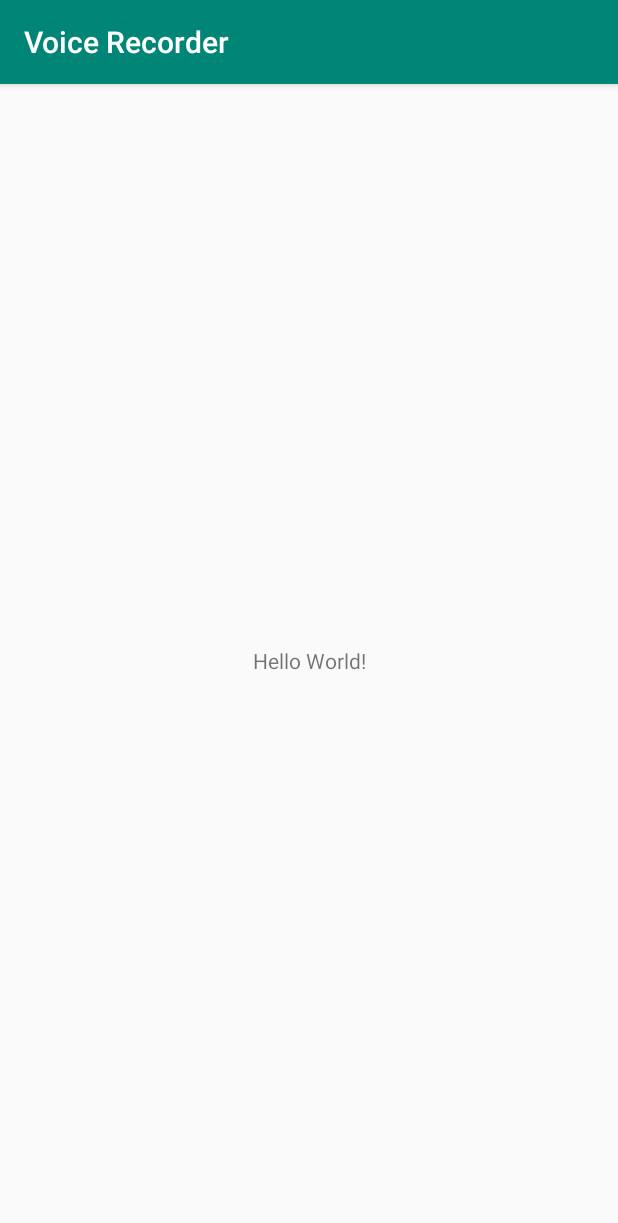
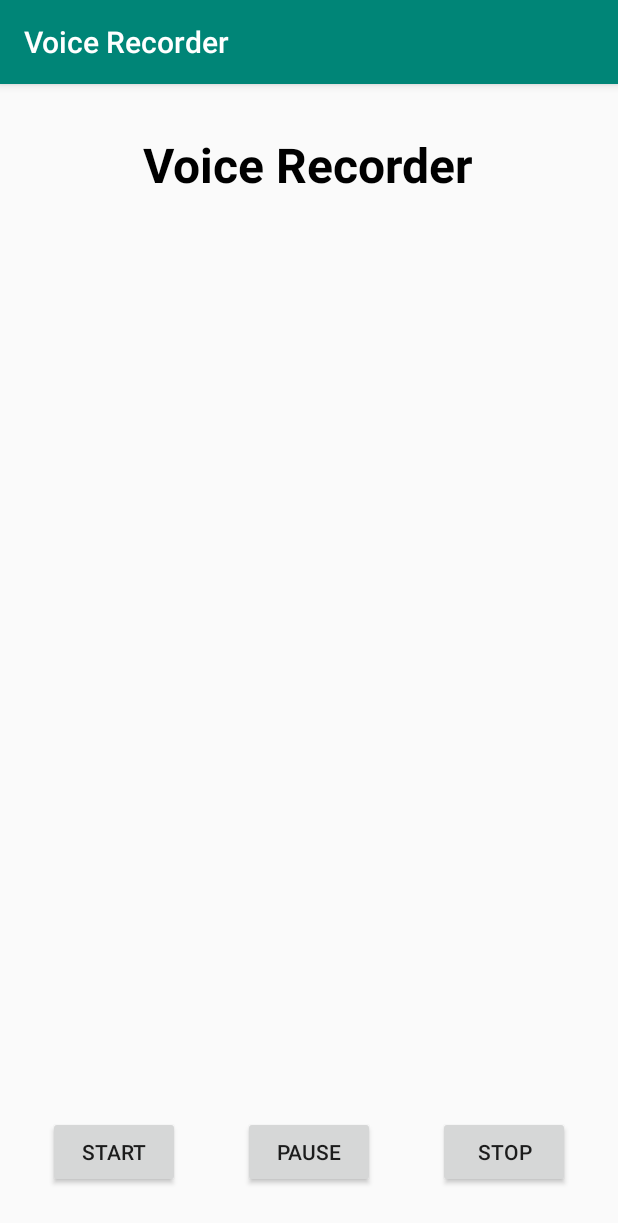
Before and after one commit to ajianaz/VoiceRecorder, an Android app: the screen it shows after launch (MainActivity), on a phone screen of 412 x 824 dp. Shown: the top 1223 px of the screen. Run offline under Robolectric (Android 15) with nearby library versions, the phone set to English and light mode, and no system bars.

Commit message:
[Update] Fix Recording (Tested in Android Lolipop)

```diff
--- a/app/src/main/AndroidManifest.xml
+++ b/app/src/main/AndroidManifest.xml
@@ -1,6 +1,9 @@
 <?xml version="1.0" encoding="utf-8"?>
 <manifest xmlns:android="http://schemas.android.com/apk/res/android"
           package="com.ajianaz.voicerecorder">
+
+    <uses-permission android:name="android.permission.RECORD_AUDIO"/>
+    <uses-permission android:name="android.permission.WRITE_EXTERNAL_STORAGE"/>
 
     <application
             android:allowBackup="true"
--- a/app/src/main/res/layout/activity_main.xml
+++ b/app/src/main/res/layout/activity_main.xml
@@ -1,19 +1,48 @@
 <?xml version="1.0" encoding="utf-8"?>
-<android.support.constraint.ConstraintLayout
+<RelativeLayout
         xmlns:android="http://schemas.android.com/apk/res/android"
         xmlns:tools="http://schemas.android.com/tools"
-        xmlns:app="http://schemas.android.com/apk/res-auto"
-        android:layout_width="match_parent"
-        android:layout_height="match_parent"
+        android:layout_width="match_parent" android:layout_height="match_parent"
         tools:context=".MainActivity">
 
     <TextView
+            android:id="@+id/textview_sound_recorder_heading"
             android:layout_width="wrap_content"
             android:layout_height="wrap_content"
-            android:text="Hello World!"
-            app:layout_constraintBottom_toBottomOf="parent"
-            app:layout_constraintLeft_toLeftOf="parent"
-            app:layout_constraintRight_toRightOf="parent"
-            app:layout_constraintTop_toTopOf="parent"/>
+            android:text="@string/app_name"
+            android:layout_centerHorizontal="true"
+            android:textSize="32dp"
+            android:textStyle="bold"
+            android:textColor="#000"
+            android:layout_marginTop="32dp"
+    />
 
-</android.support.constraint.ConstraintLayout>
+    <Button
+            android:id="@+id/button_start_recording"
+            android:layout_width="wrap_content"
+            android:layout_height="wrap_content"
+            android:text="Start"
+            android:layout_alignParentBottom="true"
+            android:layout_marginLeft="32dp"
+            android:layout_marginBottom="32dp"
+            android:layout_centerVertical="true"/>
+
+    <Button
+            android:id="@+id/button_pause_recording"
+            android:layout_width="wrap_content"
+            android:layout_height="wrap_content"
+            android:text="Pause"
+            android:layout_alignParentBottom="true"
+            android:layout_centerHorizontal="true"
+            android:layout_marginBottom="32dp"/>
+
+    <Button
+            android:id="@+id/button_stop_recording"
+            android:layout_width="wrap_content"
+            android:layout_height="wrap_content"
+            android:text="Stop"
+            android:layout_alignParentBottom="true"
+            android:layout_alignParentRight="true"
+            android:layout_marginBottom="32dp"
+            android:layout_marginRight="32dp"/>
+</RelativeLayout>
```
Also changed, not shown: app/src/main/java/com/ajianaz/voicerecorder/MainActivity.kt (+100 -0 lines).
